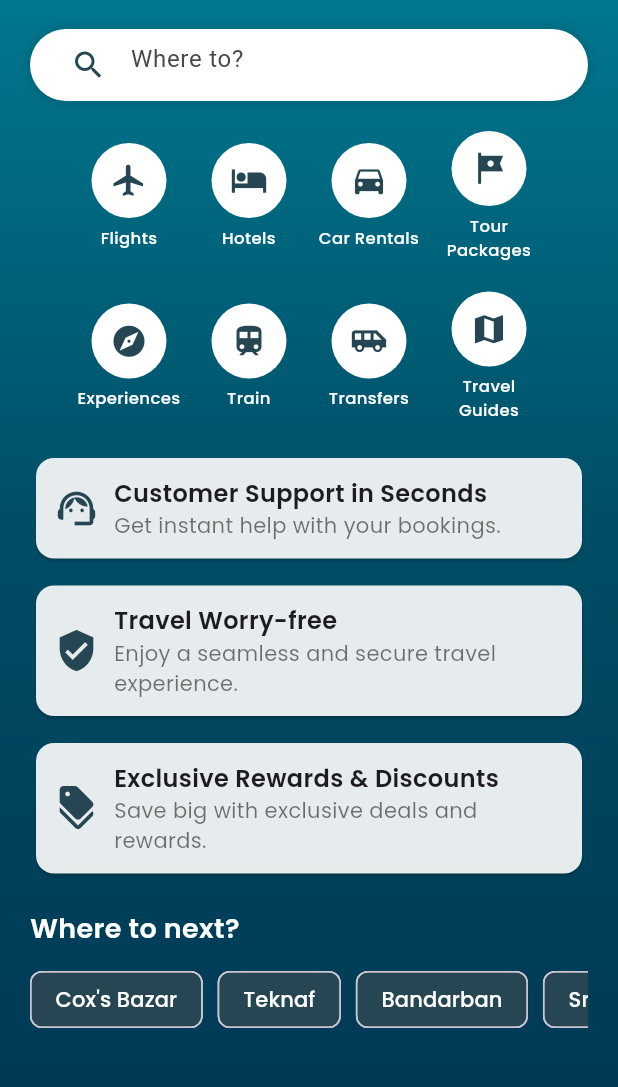
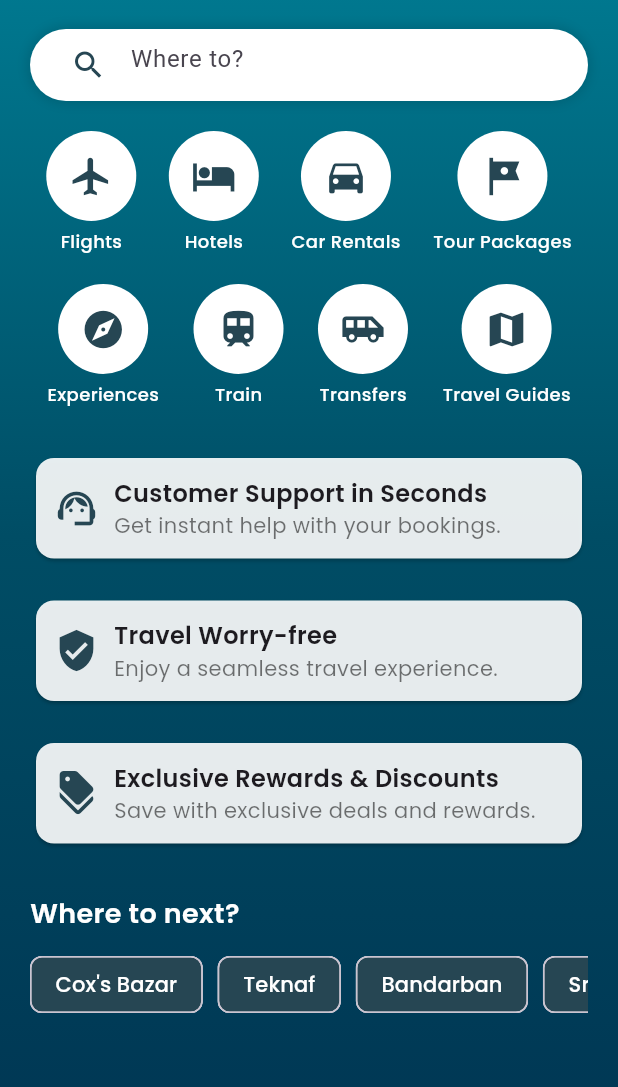
Before and after one commit to 0-Lucifer/CSE327, a Flutter app: the DashboardScreen screen opened directly, on a phone screen of 412 x 824 dp, the part 82-1169 px from its top. Run offline on Flutter 3.47's test engine with Material 3 defaults, Android fonts, the phone set to English and light mode, and no system bars; our stand-ins replace cloud_firestore, firebase_auth, firebase_core, firebase_storage, google_fonts, image_picker; accounts and stored records are empty.

Commit message:
minor changes to dashboard

```diff
--- a/lib/dashboard.dart
+++ b/lib/dashboard.dart
@@ -3,8 +3,12 @@ import 'package:google_fonts/google_fonts.dart';
 import 'HotelHomePage.dart';
 import 'listofhotels.dart';
 import 'profile.dart'; // Importing the ProfileScreen
+import 'tourpackages.dart'; // Importing the TourPackagesScreen
+import 'TravelGuides.dart'; // Importing the TravelGuidesScreen
+import 'Rewards&Discounts.dart'; // Importing the RewardsDiscountsScreen
+import 'customersupport.dart'; // Importing the CustomerSupportScreen
+import 'experiences.dart';
 import 'flight.dart'; // Importing the FlightScreen
-import 'Experiences.dart';
 import 'TrainHomePage.dart';
 import 'AuthScreen.dart';
 
@@ -111,51 +115,45 @@ class DashboardScreen extends StatelessWidget {
                   horizontal: 20,
                   vertical: 10,
                 ),
-                child: SingleChildScrollView(
-                  scrollDirection: Axis.horizontal,
                 child: Row(
-                    mainAxisAlignment: MainAxisAlignment.start,
+                  mainAxisAlignment: MainAxisAlignment.spaceAround,
                   children: [
+                    //one
                     GestureDetector(
                       onTap: () {
+                        // Navigate to the flightScreen
                         Navigator.push(
                           context,
-                            MaterialPageRoute(
-                              builder: (context) => FlightScreen(),
-                            ),
+                          MaterialPageRoute(builder: (context) => FlightScreen()),
                         );
                       },
                       child: buildIconCard(Icons.flight, "Flights"),
                     ),
-                      SizedBox(width: 10), // Add spacing between cards
+                    //two
                     GestureDetector(
                       onTap: () {
+                        // Navigate to the HotelHomePage
                         Navigator.push(
                           context,
-                            MaterialPageRoute(
-                              builder: (context) => HotelHomePage(),
-                            ),
+                          MaterialPageRoute(builder: (context) => HotelHomePage()),
                         );
                       },
                       child: buildIconCard(Icons.hotel, "Hotels"),
                     ),
-                      SizedBox(width: 10),
+
                     buildIconCard(Icons.directions_car, "Car Rentals"),
-                      SizedBox(width: 10),
+
                     GestureDetector(
                       onTap: () {
-                          // Navigate to the TourPackagesScreen (uncomment if needed)
-                          // Navigator.push(
-                          //   context,
-                          //   MaterialPageRoute(
-                          //     builder: (context) => TourPackagesScreen(),
-                          //   ),
-                          // );
+                        // Navigate to the TourPackagesScreen
+                        Navigator.push(
+                          context,
+                          MaterialPageRoute(builder: (context) => TourPackagesScreen()),
+                        );
                       },
                       child: buildIconCard(Icons.tour, "Tour Packages"),
                     ),
                   ],
-                  ),
                 ),
               ),
 
@@ -165,43 +163,43 @@ class DashboardScreen extends StatelessWidget {
                   horizontal: 20,
                   vertical: 10,
                 ),
-                child: SingleChildScrollView(
-                  scrollDirection: Axis.horizontal,
                 child: Row(
-                    mainAxisAlignment: MainAxisAlignment.start,
+                  mainAxisAlignment: MainAxisAlignment.spaceAround,
                   children: [
+                    //one
                     GestureDetector(
                       onTap: () {
+                        // Navigate to the ExperienceScreen
                         Navigator.push(
                           context,
-                            MaterialPageRoute(
-                              builder: (context) => ExperienceScreen(),
-                            ),
+                          MaterialPageRoute(builder: (context) => ExperienceScreen()),
                         );
                       },
                       child: buildIconCard(Icons.explore, "Experiences"),
                     ),
-                      SizedBox(width: 10),
+                    //two
                     GestureDetector(
                       onTap: () {
+                        // Navigate to the TrainHomePage
                         Navigator.push(
                           context,
-                            MaterialPageRoute(
-                              builder: (context) => TrainHomePage(),
-                            ),
+                          MaterialPageRoute(builder: (context) => TrainHomePage()),
                         );
                       },
                       child: buildIconCard(Icons.train, "Train"),
                     ),
-                      SizedBox(width: 10),
                     buildIconCard(Icons.airport_shuttle, "Transfers"),
-                      SizedBox(width: 10),
                     GestureDetector(
-                        onTap: () {},
+                      onTap: () {
+                        // Navigate to the TravelGuidesScreen
+                        Navigator.push(
+                          context,
+                          MaterialPageRoute(builder: (context) => TravelGuidesScreen()),
+                        );
+                      },
                       child: buildIconCard(Icons.map, "Travel Guides"),
                     ),
                   ],
-                  ),
                 ),
               ),
 
@@ -209,27 +207,45 @@ class DashboardScreen extends StatelessWidget {
               Padding(
                 padding: const EdgeInsets.symmetric(
                   horizontal: 20,
-                  vertical: 10,
+                  vertical: 20,
                 ),
                 child: Column(
                   children: [
-                    buildFeatureCard(
+                    GestureDetector(
+                      onTap: () {
+                        // Navigate to the CustomerSupportScreen
+                        Navigator.push(
+                          context,
+                          MaterialPageRoute(builder: (context) => CustomerSupportScreen()),
+                        );
+                      },
+                      child: buildFeatureCard(
                         icon: Icons.support_agent,
                         title: "Customer Support in Seconds",
                         description: "Get instant help with your bookings.",
                       ),
-                    SizedBox(height: 10),
+                    ),
+                    SizedBox(height: 20),
                     buildFeatureCard(
                       icon: Icons.verified_user,
                       title: "Travel Worry-free",
                       description:
-                      "Enjoy a seamless and secure travel experience.",
+                      "Enjoy a seamless travel experience.",
                     ),
-                    SizedBox(height: 10),
-                    buildFeatureCard(
+                    SizedBox(height: 20),
+                    GestureDetector(
+                      onTap: () {
+                        // Navigate to the RewardsDiscountsScreen
+                        Navigator.push(
+                          context,
+                          MaterialPageRoute(builder: (context) => RewardsDiscountsScreen()),
+                        );
+                      },
+                      child: buildFeatureCard(
                         icon: Icons.discount,
                         title: "Exclusive Rewards & Discounts",
-                      description: "Save big with exclusive deals and rewards.",
+                        description: "Save with exclusive deals and rewards.",
+                      ),
                     ),
                   ],
                 ),
@@ -277,28 +293,23 @@ class DashboardScreen extends StatelessWidget {
 
   // Icon Card for Navigation Bar
   Widget buildIconCard(IconData icon, String title) {
-    return Container(
-      width: 70, // Fixed width to control the size
-      child: Column(
-        mainAxisAlignment: MainAxisAlignment.center,
+    return Column(
       children: [
         CircleAvatar(
-            radius: 25, // Reduced size to fit better
+          radius: 30,
           backgroundColor: Colors.white,
-            child: Icon(icon, size: 25, color: Color(0xFF264653)),
+          child: Icon(icon, size: 30, color: Color(0xFF264653)),
         ),
         SizedBox(height: 5),
         Text(
           title,
-            textAlign: TextAlign.center, // Center the text
           style: GoogleFonts.poppins(
             color: Colors.white,
-              fontSize: 11, // Reduced font size
+            fontSize: 12,
             fontWeight: FontWeight.w500,
           ),
         ),
       ],
-      ),
     );
   }
 
@@ -316,8 +327,7 @@ class DashboardScreen extends StatelessWidget {
           children: [
             Icon(icon, size: 30, color: Color(0xFF264653)),
             SizedBox(width: 10),
-            Expanded( // Use Expanded to prevent overflow in the description
-              child: Column(
+            Column(
               crossAxisAlignment: CrossAxisAlignment.start,
               children: [
                 Text(
@@ -336,7 +346,6 @@ class DashboardScreen extends StatelessWidget {
                 ),
               ],
             ),
-            ),
           ],
         ),
       ),
@@ -347,6 +356,7 @@ class DashboardScreen extends StatelessWidget {
   Widget buildDestinationCard(String destination, BuildContext context) {
     return GestureDetector(
       onTap: () {
+
         // Navigation logic for destinations
         showModalBottomSheet(
           context: context,
```
Lines whose indentation alone changed are shown as unchanged.
